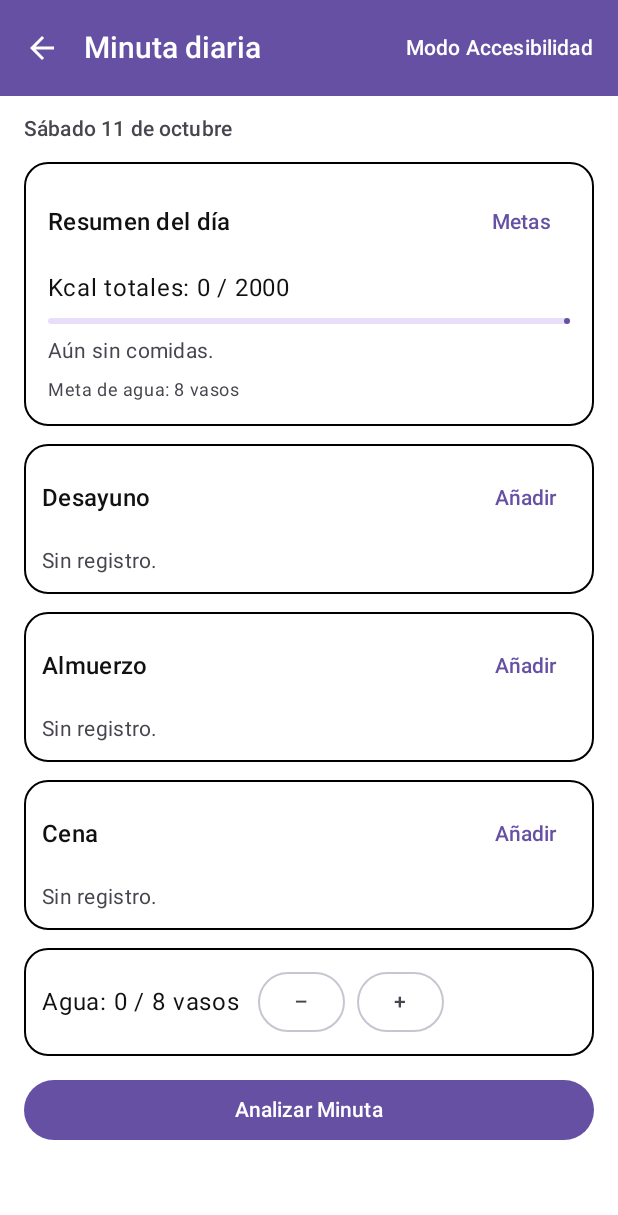
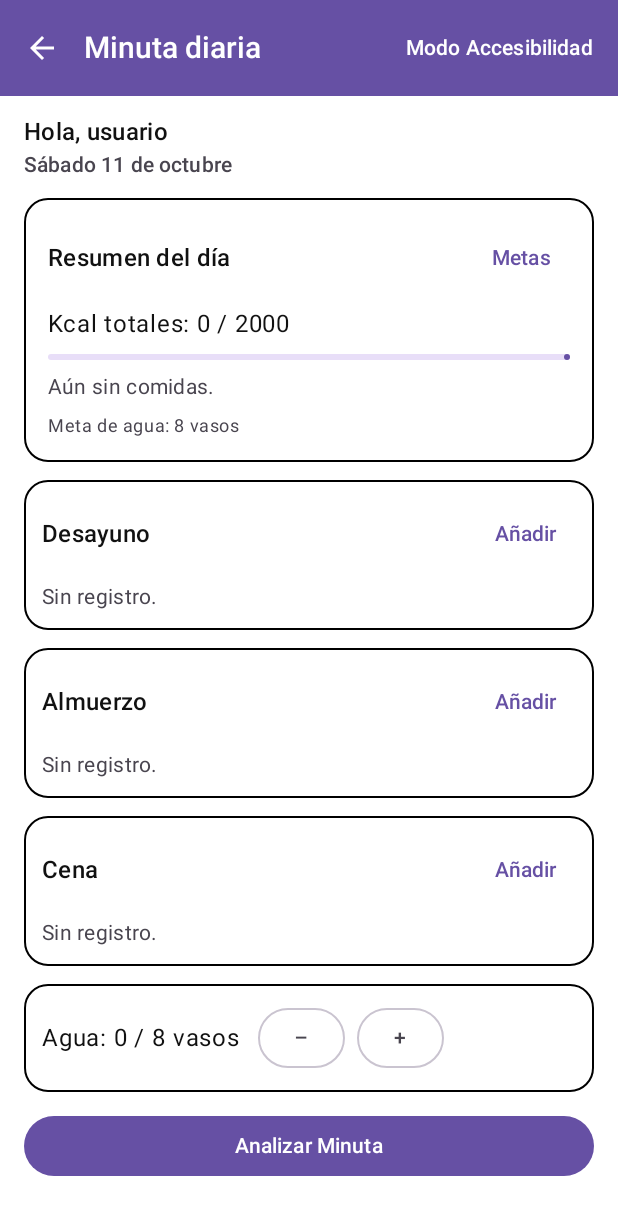
Before and after one commit to juancaceres-duoc/AppJc2025, an Android app built with Jetpack Compose: the HomeScreen screen opened through its navigation route, on a phone screen of 412 x 824 dp. Shown: the top 1215 px of the screen. Run offline under Robolectric (Android 15) with nearby library versions, the phone set to English and light mode, and no system bars.

Commit message:
Update: Custom greeting on HomeScreen

```diff
--- a/app/src/main/java/com/example/appjc2025/screens/HomeScreen.kt
+++ b/app/src/main/java/com/example/appjc2025/screens/HomeScreen.kt
@@ -1,5 +1,7 @@
 package com.example.appjc2025.screens
 
+import android.R
+import android.content.Context
 import androidx.compose.foundation.BorderStroke
 import androidx.compose.foundation.layout.*
 import androidx.compose.foundation.lazy.LazyColumn
@@ -11,6 +13,7 @@ import androidx.compose.runtime.saveable.rememberSaveable
 import androidx.compose.ui.Alignment
 import androidx.compose.ui.Modifier
 import androidx.compose.ui.graphics.Color
+import androidx.compose.ui.platform.LocalContext
 import androidx.compose.ui.text.font.FontWeight
 import androidx.compose.ui.unit.dp
 import androidx.compose.ui.window.Dialog
@@ -32,6 +35,7 @@ fun HomeScreen(
     onBack: () -> Unit,
     onIrAnalisis: (PlanDia) -> Unit
 ) {
+    val context = LocalContext.current
     val fechaTexto = remember { FechaHelper.fechaTexto(FechaHelper.hoy()) }
     var plan by remember { mutableStateOf(PlanDia()) }
     var edit by rememberSaveable { mutableStateOf<EditState?>(null) }
@@ -55,6 +59,10 @@ fun HomeScreen(
                 else -> "Dentro de rango."
             }
         }
+    }
+    val userName = remember{
+        context.getSharedPreferences("app_prefs", Context.MODE_PRIVATE)
+            .getString("nombre", null).orEmpty()
     }
 
     fun agregarOEditarComida(tipo: TipoComida, reg: RegistroComida) {
@@ -115,6 +123,11 @@ fun HomeScreen(
             verticalArrangement = Arrangement.spacedBy(12.dp)
         ) {
             item {
+                Text(
+                    text="Hola, ${if (userName.isBlank()) "usuario" else userName}",
+                    style = MaterialTheme.typography.titleMedium,
+                    fontWeight = FontWeight.SemiBold
+                )
                 Text(
                     fechaTexto,
                     style = MaterialTheme.typography.labelLarge,
```
